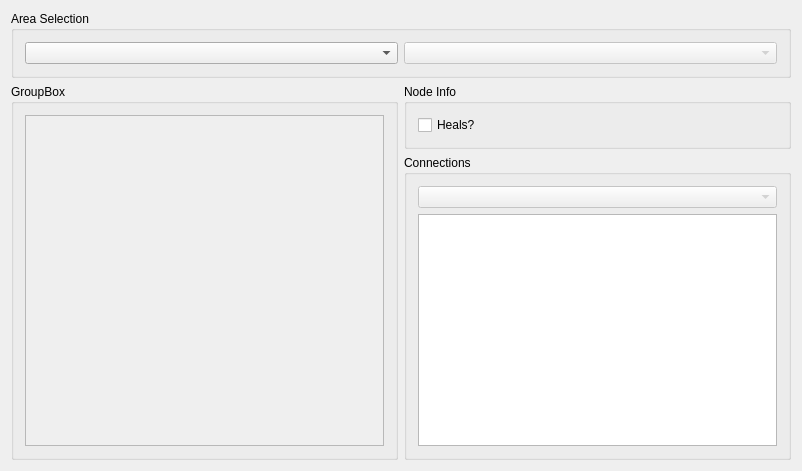
First picture: the form in randovania/gui/data_editor.ui, repository randovania/randovania, before the edit.
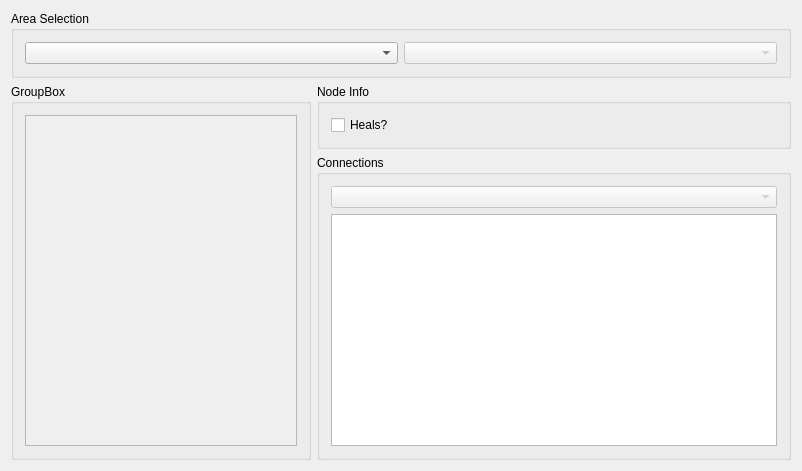
Second picture: the form after the edit.

Commit message:
Add Cobalt Translator requirement for Workers Path door.
Fixes #1.

What changed in the file:
```diff
--- a/randovania/gui/data_editor.ui
+++ b/randovania/gui/data_editor.ui
@@ -42,6 +42,12 @@
     </item>
     <item row="1" column="0" rowspan="2">
      <widget class="QGroupBox" name="pointOfInterestBox">
+      <property name="maximumSize">
+       <size>
+        <width>300</width>
+        <height>16777215</height>
+       </size>
+      </property>
       <property name="title">
        <string>GroupBox</string>
       </property>
@@ -56,8 +62,8 @@
            <rect>
             <x>0</x>
             <y>0</y>
-            <width>367</width>
-            <height>338</height>
+            <width>274</width>
+            <height>320</height>
            </rect>
           </property>
           <layout class="QVBoxLayout" name="verticalLayout"/>
```
The commit also changes 1 other file.
